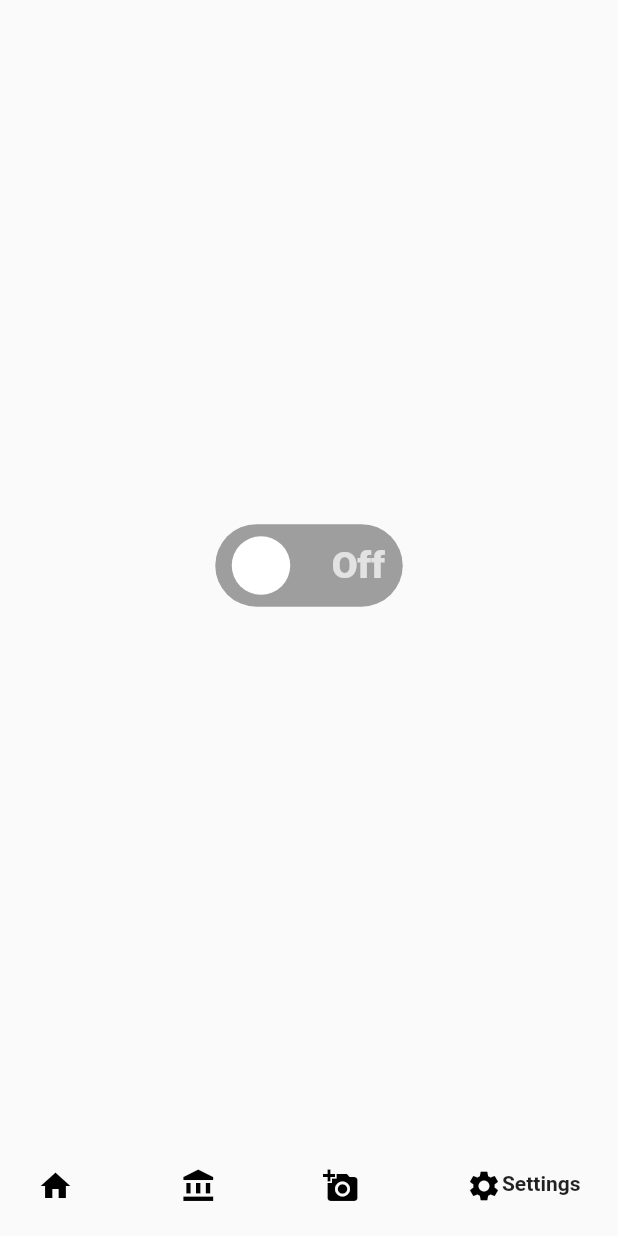
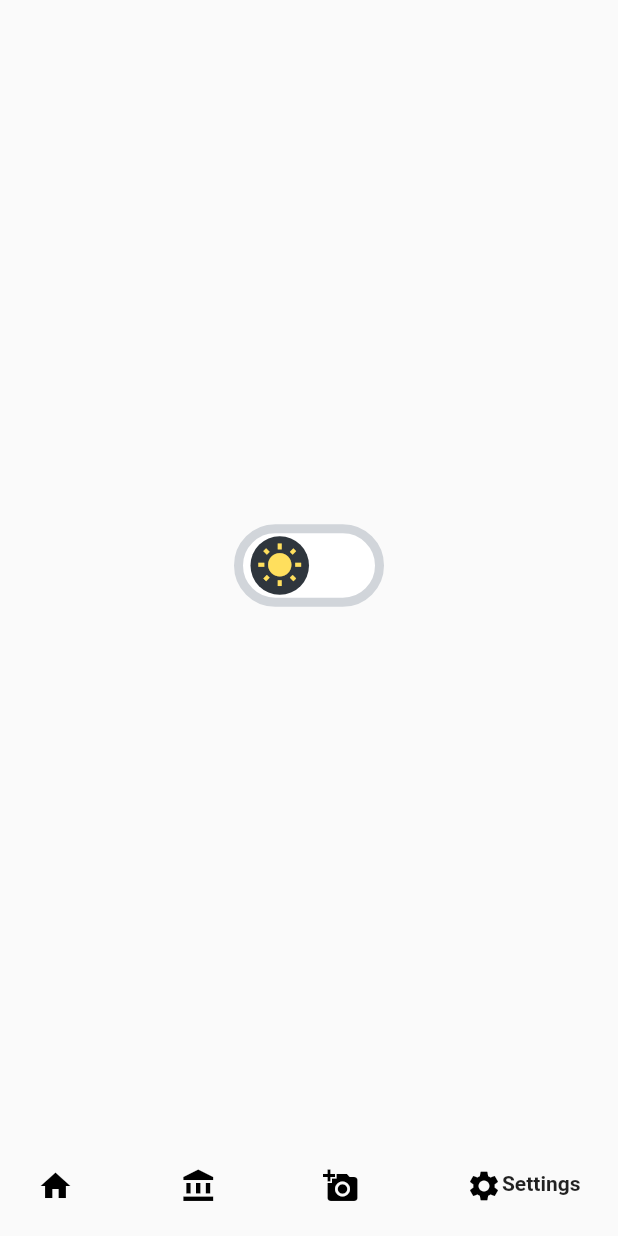
Before and after one commit to anjoov/Inventura-Informatik-Projekt, a Flutter app: the screen it shows after launch, item 4 of the bottom bar chosen, on a phone screen of 412 x 824 dp. Run offline on Flutter 3.47's test engine with Material 2 defaults, Android fonts, the phone set to English and light mode, and no system bars; drawn by our look-alikes of flutter_switch, google_nav_bar; our stand-ins replace fl_chart, flutter_slidable, hive, hive_flutter; missing offline and left inert: dart:ffi, flutter_barcode_scanner; accounts and stored records are empty.

```diff
--- a/lib/data/globals.dart
+++ b/lib/data/globals.dart
@@ -1,4 +1,8 @@
+import 'package:flutter/material.dart';
+
 class Globals {
   static var barcodeList = <String>[];
   static bool nightmode = false;
+  static Color textColor = Colors.black;
+  static Color backgroundColor = Colors.grey.shade900;
 }
--- a/lib/screens/HomePage.dart
+++ b/lib/screens/HomePage.dart
@@ -4,9 +4,11 @@ import "package:flutter/material.dart";
 import "package:flutter_slidable/flutter_slidable.dart";
 import "package:helloworld/components/itemTile.dart";
 import "package:provider/provider.dart";
+import "../provider/theme_provider.dart";
 
 import "../data/inventar_data.dart";
 import "../models/inventar_item.dart";
+import "../data/globals.dart";
 
 class HomePage extends StatefulWidget {
   const HomePage({Key? key}) : super(key: key);
@@ -163,7 +165,7 @@ class _HomePageState extends State<HomePage> {
               children: [
                 Expanded(child: Row()),
                 Container(
-                  color: Color.fromARGB(255, 255, 255, 255),
+                  color: Globals.backgroundColor,
                   height: 0.915 * 0.915 * MediaQuery.of(context).size.height,
                   child: ListView.builder(
                     shrinkWrap: true,
@@ -179,7 +181,7 @@ class _HomePageState extends State<HomePage> {
                   ),
                 ),
                 Container(
-                    color: Color.fromARGB(255, 255, 255, 255),
+                    color: Globals.backgroundColor,
                     height: 0.085 * 0.915 * MediaQuery.of(context).size.height,
                     width: MediaQuery.of(context).size.width,
                     child: FloatingActionButton(
--- a/lib/screens/Settings.dart
+++ b/lib/screens/Settings.dart
@@ -20,18 +20,46 @@ class SettingsState extends State<Settings> {
             body: Center(
                 child: Container(
       child: FlutterSwitch(
-                        width: 125.0,
+        width: 100.0,
         height: 55.0,
-                        valueFontSize: 25.0,
         toggleSize: 45.0,
         value: Globals.nightmode,
         borderRadius: 30.0,
-                        padding: 8.0,
-                        showOnOff: true,
+        padding: 2.0,
+        activeToggleColor: Color(0xFF6E40C9),
+        inactiveToggleColor: Color(0xFF2F363D),
+        activeSwitchBorder: Border.all(
+          color: Color(0xFF3C1E70),
+          width: 6.0,
+        ),
+        inactiveSwitchBorder: Border.all(
+          color: Color(0xFFD1D5DA),
+          width: 6.0,
+        ),
+        activeColor: Color(0xFF271052),
+        inactiveColor: Colors.white,
+        activeIcon: Icon(
+          Icons.nightlight_round,
+          color: Color(0xFFF8E3A1),
+        ),
+        inactiveIcon: Icon(
+          Icons.wb_sunny,
+          color: Color(0xFFFFDF5D),
+        ),
         onToggle: (val) {
           setState(() {
             Globals.nightmode = val;
+
+            if (val) {
+              Globals.textColor = Colors.white;
+              Globals.backgroundColor = Colors.grey.shade900;
+            } else {
+              Globals.textColor = Colors.black;
+              Globals.backgroundColor = Colors.white;
+            }
           });
-                        })))));
+        },
+      ),
+    ))));
   }
 }
```
Also changed, not shown: lib/provider/theme_provider.dart (added, +11 -0 lines). Lines whose indentation alone changed are shown as unchanged.
